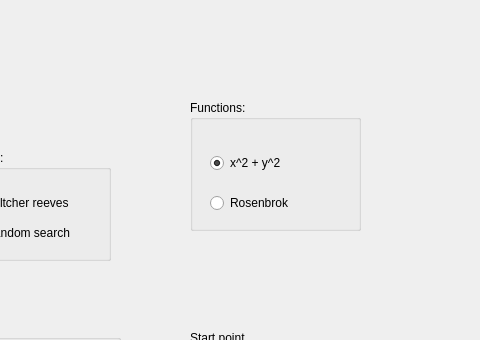
Above: visual_multidim/chooseparams.ui from Herikoid/multidim_opt before the change; both pictures show x 320 to 800 and y 0 to 340 of the 800 by 600 pixel window. Below: the same form after it.
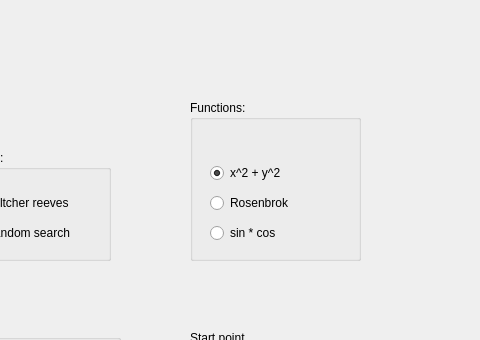
That is the form after the change.

```diff
--- a/visual_multidim/chooseparams.ui
+++ b/visual_multidim/chooseparams.ui
@@ -324,7 +324,7 @@
      <x>510</x>
      <y>100</y>
      <width>171</width>
-     <height>131</height>
+     <height>161</height>
     </rect>
    </property>
    <property name="title">
@@ -334,7 +334,7 @@
     <property name="geometry">
      <rect>
       <x>20</x>
-      <y>50</y>
+      <y>60</y>
       <width>112</width>
       <height>26</height>
      </rect>
@@ -365,6 +365,22 @@
      <string notr="true">buttonGroup_3</string>
     </attribute>
    </widget>
+   <widget class="QRadioButton" name="sincosRB">
+    <property name="geometry">
+     <rect>
+      <x>20</x>
+      <y>120</y>
+      <width>112</width>
+      <height>26</height>
+     </rect>
+    </property>
+    <property name="text">
+     <string>sin * cos</string>
+    </property>
+    <attribute name="buttonGroup">
+     <string notr="true">buttonGroup_3</string>
+    </attribute>
+   </widget>
   </widget>
  </widget>
  <resources/>
```
Left out of the diff: 2 changed lines with no effect on the pictures.
